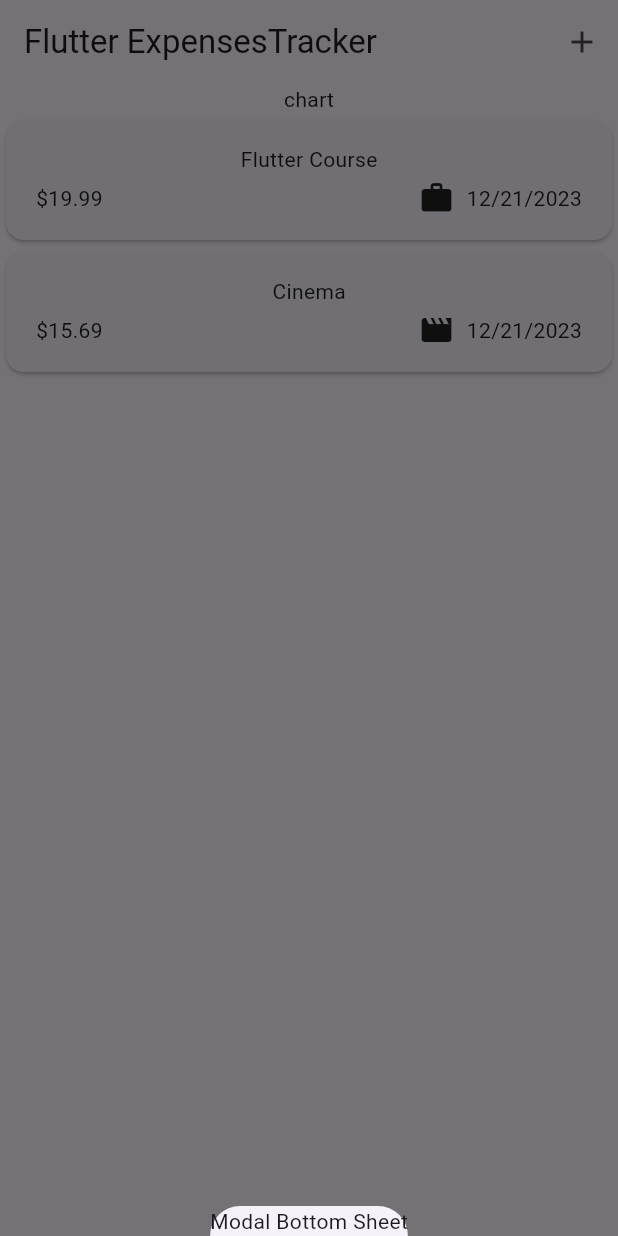
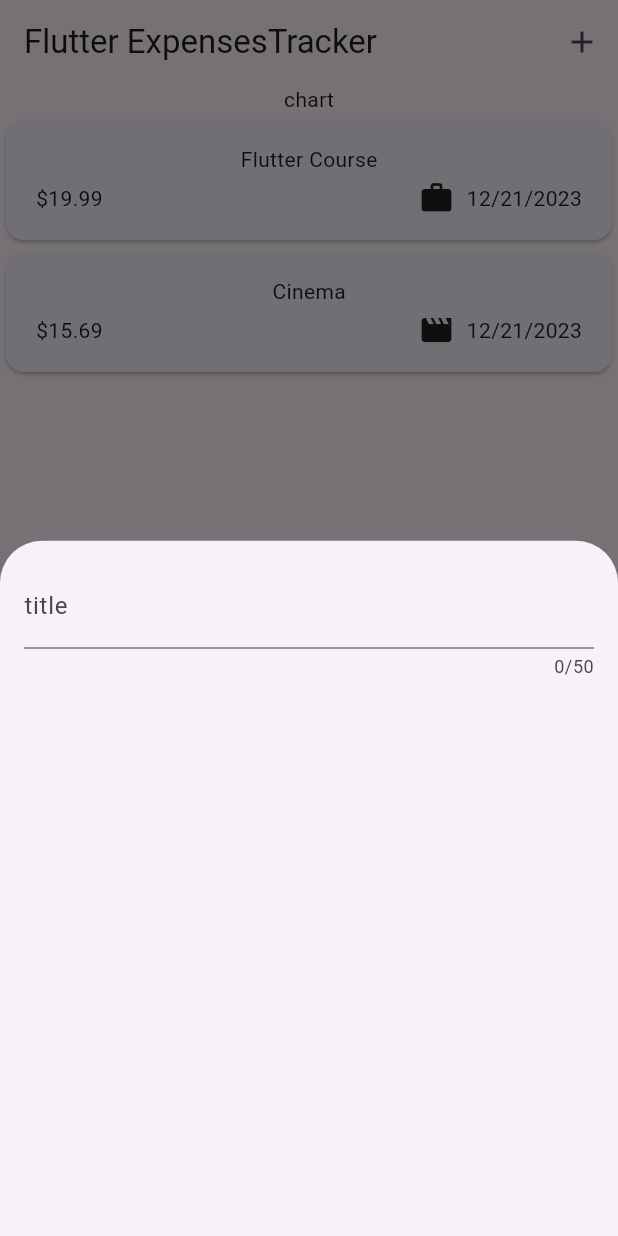
Before and after one commit to yusufdehbi/flutter_expense_tracker, a Flutter app: the screen it shows after launch, after a tap on the "add" icon, on a phone screen of 412 x 824 dp. Run offline on Flutter 3.47's test engine with Material 3 defaults, Android fonts, the phone set to English and light mode, and no system bars.

Commit message:
handling user input with textfield widget

```diff
--- a/lib/widgets/expenses.dart
+++ b/lib/widgets/expenses.dart
@@ -1,5 +1,6 @@
 import 'package:expense_tracker/widgets/expenses_list/expenses_list.dart';
 import 'package:expense_tracker/models/expense.dart';
+import 'package:expense_tracker/widgets/new_expense.dart';
 import 'package:flutter/material.dart';
 
 class Expenses extends StatefulWidget {
@@ -28,7 +29,7 @@ class _ExpensesState extends State<Expenses> {
   void _openAddExpenseOverlay() {
     showModalBottomSheet(
       context: context,
-      builder: (ctx) => const Text('Modal Bottom Sheet'),
+      builder: (ctx) => const NewExpense(),
     );
   }
 
--- /dev/null
+++ b/lib/widgets/new_expense.dart
@@ -0,0 +1,29 @@
+import 'package:flutter/material.dart';
+
+class NewExpense extends StatefulWidget {
+  const NewExpense({super.key});
+
+  @override
+  State<NewExpense> createState() {
+    return _NewExpenseState();
+  }
+}
+
+class _NewExpenseState extends State<NewExpense> {
+  @override
+  Widget build(BuildContext context) {
+    return const Padding(
+      padding: EdgeInsets.all(16),
+      child: Column(
+        children: [
+          TextField(
+            maxLength: 50,
+            decoration: InputDecoration(
+              label: Text('title'),
+            ),
+          )
+        ],
+      ),
+    );
+  }
+}
```
